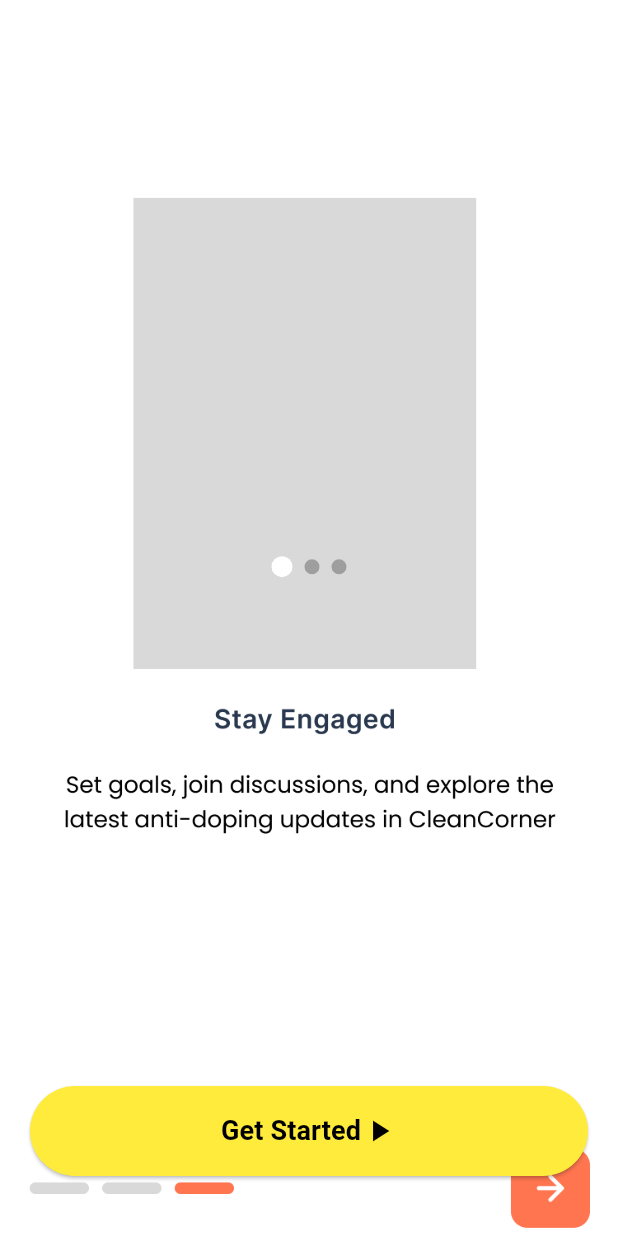
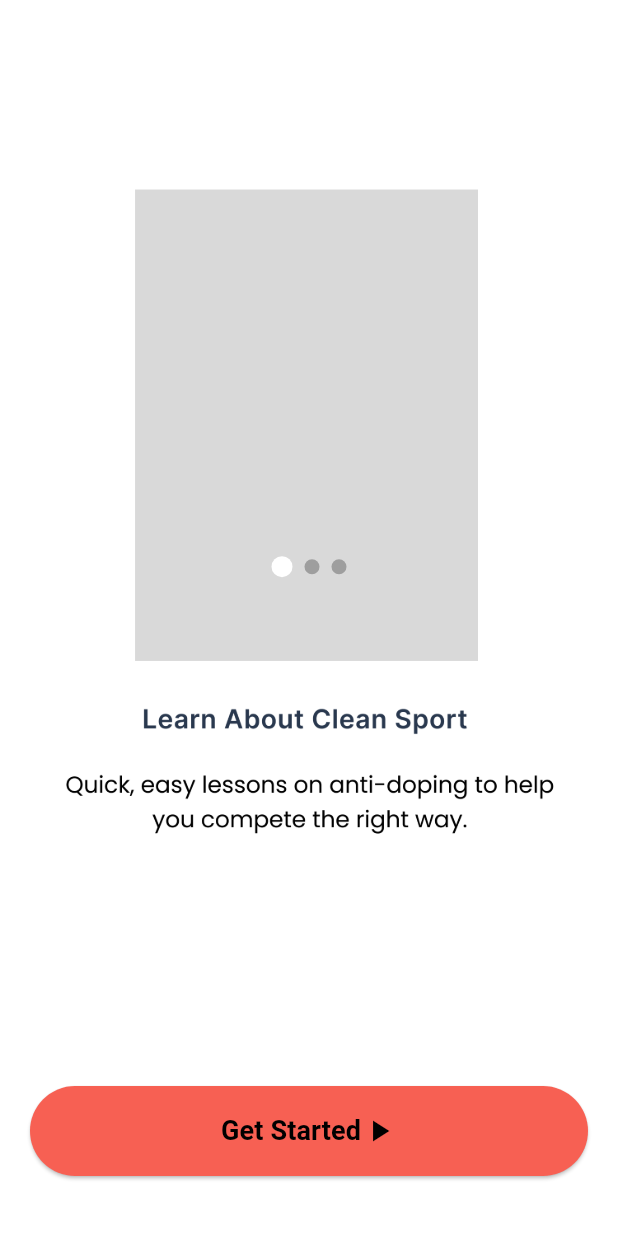
Before and after one commit to katyalmohit/athlete-aware, a Flutter app: the screen it shows after launch, on a phone screen of 412 x 824 dp. Run offline on Flutter 3.47's test engine with Material 3 defaults, Android fonts, the light colour scheme and no system bars; drawn by our look-alikes of carousel_slider; our stand-ins replace cloud_firestore, firebase_auth, firebase_core, flutter_spinkit, flutter_svg, google_fonts and 2 more; accounts and stored records are empty.

Commit message:
Develop welcome screen

```diff
--- a/lib/screens/welcome_screen.dart
+++ b/lib/screens/welcome_screen.dart
@@ -12,8 +12,8 @@
 class _WelcomeScreenState extends State<WelcomeScreen> {
   final List<String> imageList = [
     'assets/carousel1.png',
-    'assets/carousel2.png',
-    'assets/carousel4.png',
+    'assets/carousel1.png',
+    'assets/carousel1.png',
     // Add more image paths here
   ];
 
@@ -90,16 +90,16 @@
               right: 0,
               child: Column(
                 children: [
-                  Text(
-                    'Empowering Athletes with\nAnti-Doping Knowledge',
-                    textAlign: TextAlign.center,
-                    style: GoogleFonts.zcoolXiaoWei(
-                      color: Colors.white,
-                      fontSize: 28,
-                      fontWeight: FontWeight.bold,
-                      fontStyle: FontStyle.italic,
-                    ),
-                  ),
+                  // Text(
+                  //   'Empowering Athletes with\nAnti-Doping Knowledge',
+                  //   textAlign: TextAlign.center,
+                  //   style: GoogleFonts.zcoolXiaoWei(
+                  //     color: Colors.white,
+                  //     fontSize: 28,
+                  //     fontWeight: FontWeight.bold,
+                  //     fontStyle: FontStyle.italic,
+                  //   ),
+                  // ),
                   const SizedBox(height: 60),
                   Container(
                     width: double.infinity,
@@ -115,7 +115,7 @@
                         );
                       },
                       style: ElevatedButton.styleFrom(
-                        backgroundColor: Colors.yellow,
+                        backgroundColor: const Color.fromARGB(255, 247, 96, 83),
                         shape: RoundedRectangleBorder(
                           borderRadius: BorderRadius.circular(30.0),
                         ),
```
Also changed, not shown: assets/carousel1.png.
